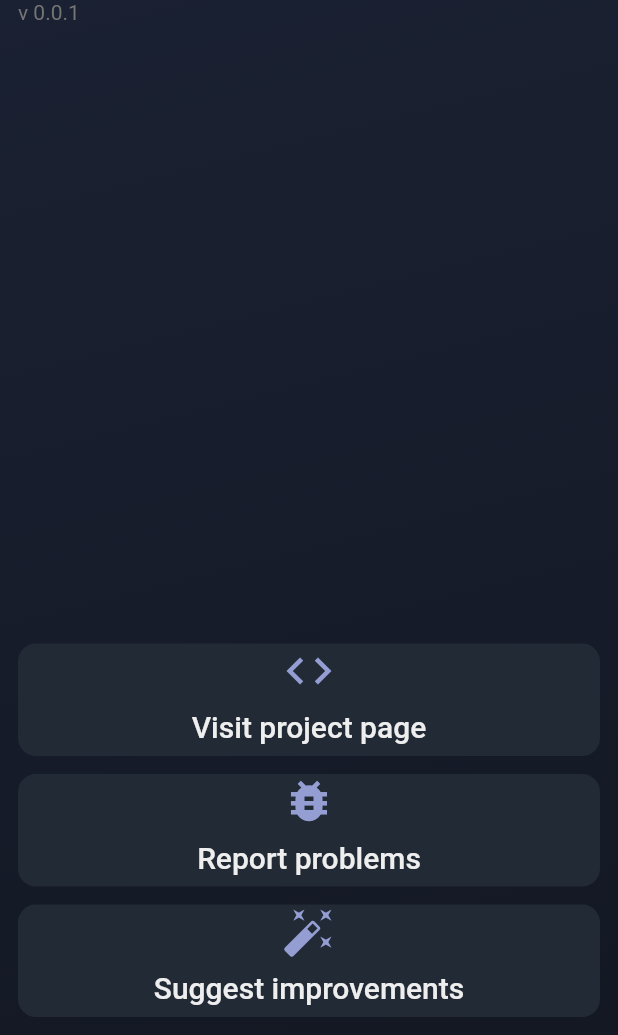
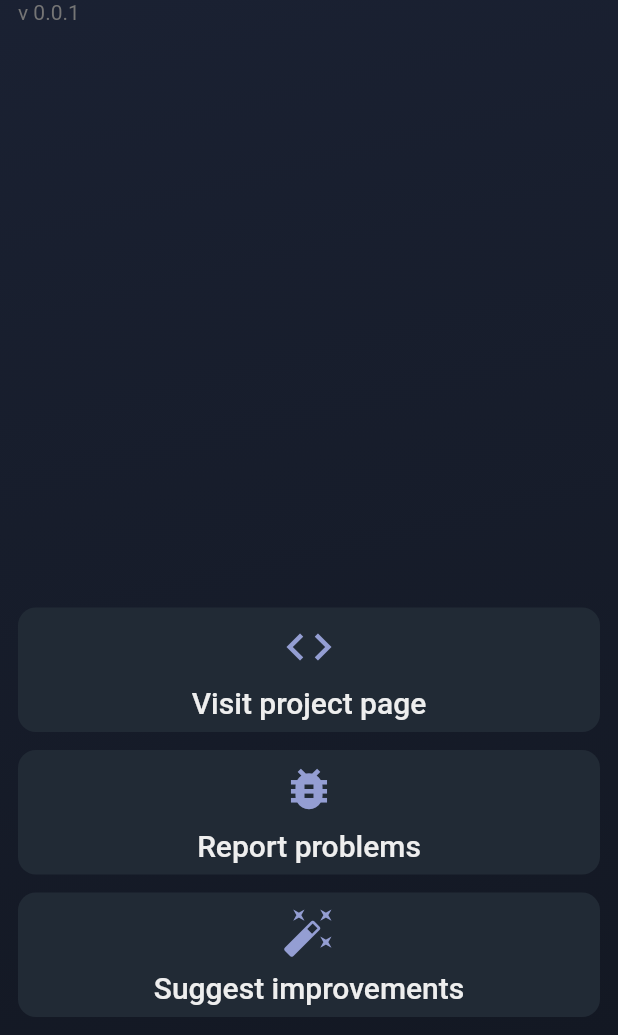
Before and after one commit to mivoligo/app_ideas, a Flutter app: the screen it shows after launch, after a tap on "About this app", on a phone screen of 412 x 824 dp, the part 201-1236 px from its top. Run offline on Flutter 3.47's test engine with Material 2 defaults, Android fonts, the phone set to English and light mode, and no system bars; our stand-ins replace bloc, cached_network_image, equatable, flutter_bloc.

Commit message:
Refactor clickable card widget

```diff
--- a/lib/about_app/about_app.page.dart
+++ b/lib/about_app/about_app.page.dart
@@ -33,19 +33,19 @@ class AboutAppPage extends StatelessWidget {
             ClickableCard(
               title: 'Visit project page',
               onTap: () {},
-              icon: Icons.code,
+              iconData: Icons.code,
             ),
             const SizedBox(height: 12),
             ClickableCard(
               title: 'Report problems',
               onTap: () {},
-              icon: Icons.bug_report,
+              iconData: Icons.bug_report,
             ),
             const SizedBox(height: 12),
             ClickableCard(
               title: 'Suggest improvements',
               onTap: () {},
-              icon: Icons.auto_fix_high,
+              iconData: Icons.auto_fix_high,
             ),
           ],
         ),
--- a/lib/home/view/home_page.dart
+++ b/lib/home/view/home_page.dart
@@ -33,7 +33,7 @@ class HomePage extends StatelessWidget {
                     flex: 4,
                     child: ClickableCard(
                       title: 'Propose your idea',
-                      icon: Icons.add,
+                      iconData: Icons.add,
                       onTap: () => Navigator.of(context).push(MaterialPageRoute(
                         builder: (context) => const NewIdeaPage(),
                       )),
@@ -44,7 +44,7 @@ class HomePage extends StatelessWidget {
                     flex: 3,
                     child: ClickableCard(
                       title: 'About this app',
-                      icon: Icons.info,
+                      iconData: Icons.info,
                       onTap: () => Navigator.of(context).push(MaterialPageRoute(
                         builder: (context) => const AboutAppPage(),
                       )),
@@ -61,7 +61,7 @@ class HomePage extends StatelessWidget {
                     flex: 1,
                     child: ClickableCard(
                       title: 'Random',
-                      icon: Icons.casino,
+                      iconData: Icons.casino,
                       onTap: () {},
                     ),
                   ),
@@ -70,7 +70,7 @@ class HomePage extends StatelessWidget {
                     flex: 2,
                     child: ClickableCard(
                       title: 'Browse Ideas',
-                      icon: Icons.category,
+                      iconData: Icons.category,
                       onTap: () => Navigator.of(context).push(
                         MaterialPageRoute(
                           builder: (context) => const IdeasPage(),
--- a/lib/widgets/clickable_card.dart
+++ b/lib/widgets/clickable_card.dart
@@ -3,14 +3,14 @@ import 'package:flutter/material.dart';
 class ClickableCard extends StatelessWidget {
   const ClickableCard({
     Key? key,
+    this.title = '',
+    required this.iconData,
+    this.backgroundColorInt = 0xFF212A35,
     required this.onTap,
-    this.title = '',
-    required this.icon,
-    this.backgroundColorInt = 0xFF212A35,
   }) : super(key: key);
 
   final String title;
-  final IconData icon;
+  final IconData iconData;
   final int backgroundColorInt;
   final VoidCallback onTap;
 
@@ -29,10 +29,13 @@ class ClickableCard extends StatelessWidget {
           child: Column(
             mainAxisAlignment: MainAxisAlignment.center,
             children: [
-              Icon(
-                icon,
-                color: const Color(0xFF949ED3),
-                size: 36,
+              Padding(
+                padding: const EdgeInsets.only(top: 8.0),
+                child: Icon(
+                  iconData,
+                  color: const Color(0xFF949ED3),
+                  size: 36,
+                ),
               ),
               Padding(
                 padding: const EdgeInsets.all(8.0),
```
